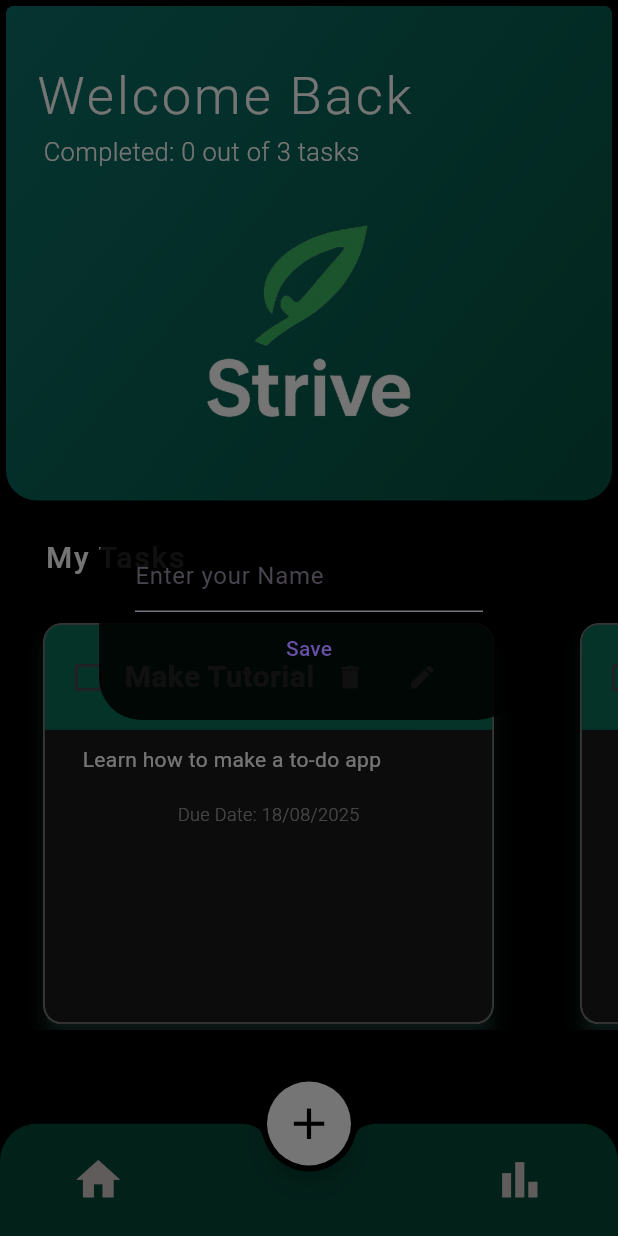
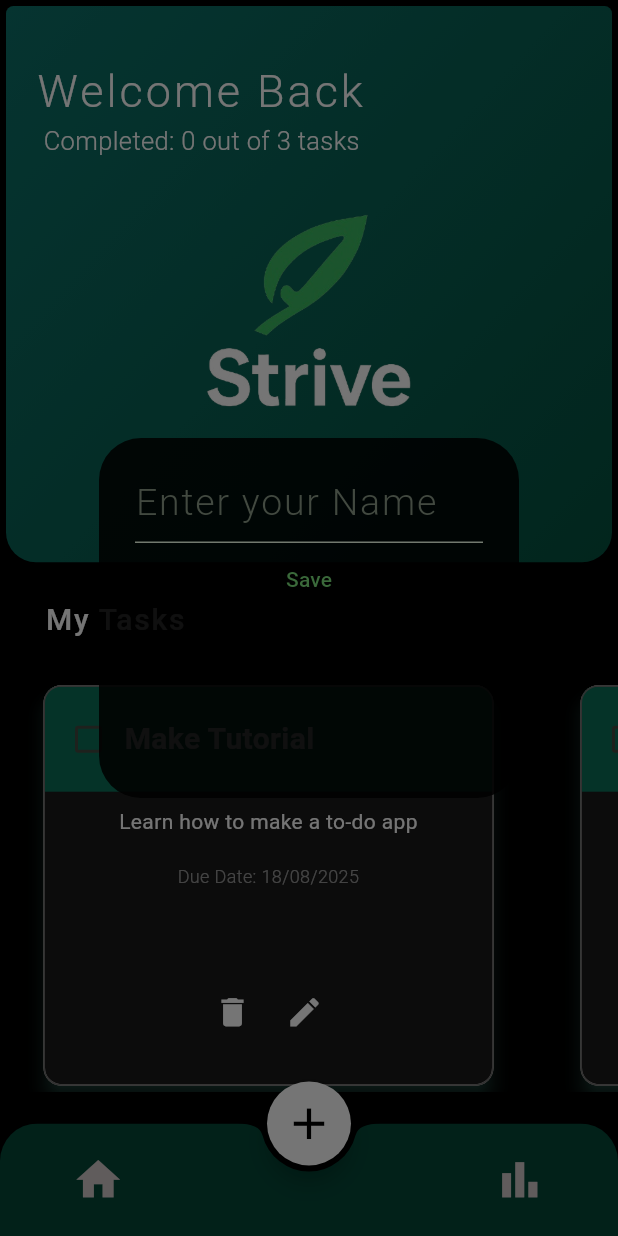
Before and after one commit to TsalemisIasonas/Assignments, a Flutter app: the screen it shows after launch, on a phone screen of 412 x 824 dp. Run offline on Flutter 3.47's test engine with Material 3 defaults, Android fonts, the phone set to English and light mode, and no system bars; our stand-ins replace fl_chart, hive_flutter; accounts and stored records are empty.

Commit message:
UI updates

```diff
--- a/lib/constants/colors.dart
+++ b/lib/constants/colors.dart
@@ -15,6 +15,6 @@ Color backgroundColor = const Color.fromARGB(255, 0, 0, 0);
 Color textColor = const Color.fromARGB(255, 255, 255, 255);
 
 
-Color gradientColor1 = const Color.fromARGB(255, 4, 81, 63);
-Color gradientColor2 = const Color.fromARGB(255, 12, 113, 105);
-Color gradientColor3 = const Color.fromARGB(255, 75, 171, 149);
+Color gradientColor1 = const Color.fromARGB(255, 4, 81, 19);
+Color gradientColor2 = const Color.fromARGB(255, 6, 117, 28);
+Color gradientColor3 = const Color.fromARGB(255, 10, 182, 44);
--- a/lib/main.dart
+++ b/lib/main.dart
@@ -1,6 +1,7 @@
 import 'package:flutter/material.dart';
 import 'package:hive_flutter/hive_flutter.dart';
 import 'pages/home_page.dart';
+import '../constants/colors.dart';
 
 void main() async {
   // init the hive
@@ -18,10 +19,14 @@ class MyApp extends StatelessWidget {
 
   @override
   Widget build(BuildContext context) {
-    return const MaterialApp(
+    return MaterialApp(
       debugShowCheckedModeBanner: false,
-      home: HomePage(),
-      // theme: ThemeData(primarySwatch: Colors.yellow),
+      home: const HomePage(),
+      theme: ThemeData(
+        colorScheme: ColorScheme.fromSeed(
+            seedColor: const Color.fromARGB(255, 77, 145, 79)), // sets primary & secondary colors
+        primaryColor: lightGreen,
+      ),
     );
   }
 }
--- a/lib/pages/home_page.dart
+++ b/lib/pages/home_page.dart
@@ -139,6 +139,7 @@ class _HomePageState extends State<HomePage> {
 
   @override
   Widget build(BuildContext context) {
+    final double height = MediaQuery.of(context).size.height;
     return Scaffold(
       resizeToAvoidBottomInset: false,
       extendBodyBehindAppBar: true,
@@ -163,7 +164,7 @@ class _HomePageState extends State<HomePage> {
           Padding(
             padding: const EdgeInsets.all(4.0),
             child: Container(
-              height: MediaQuery.of(context).size.height * 0.4,
+              height: height * 0.45,
               width: double.infinity,
               decoration: BoxDecoration(
                 gradient: LinearGradient(
@@ -188,12 +189,12 @@ class _HomePageState extends State<HomePage> {
                     padding: const EdgeInsets.only(left: 20.0, top: 35.0),
                     child: Text(
                       db.userName != null
-                      ?"Welcome Back, ${db.userName}"
-                      : "Welcome Back",
+                          ? "Hi, ${db.userName.toString()[0].toUpperCase() + db.userName.toString().substring(1)}"
+                          : "Welcome Back",
                       style: TextStyle(
                         color: textColor,
                         letterSpacing: 2,
-                        fontSize: 35,
+                        fontSize: 30,
                         fontWeight: FontWeight.w300,
                       ),
                     ),
--- a/lib/util/dialog_box.dart
+++ b/lib/util/dialog_box.dart
@@ -104,6 +104,7 @@ class _DialogBoxState extends State<DialogBox>
             height: height,
             width: width,
             child: Column(
+              mainAxisAlignment: MainAxisAlignment.center,
               children: [
                 Row(
                   mainAxisAlignment: MainAxisAlignment.start,
@@ -167,17 +168,17 @@ class _DialogBoxState extends State<DialogBox>
                 TextButton(
                   onPressed: _pickDateTime,
                   child: Column(
-                    crossAxisAlignment: CrossAxisAlignment.end,
+                    crossAxisAlignment: CrossAxisAlignment.center,
                     children: [
                       Text("Pick Time & Date",
                           style: TextStyle(
                               color: lightGreen,
                               fontWeight: FontWeight.w200,
-                              fontSize: 25)),
+                              fontSize: 20)),
                       const SizedBox(width: 15),
                       if (selectedDateTime != null)
                         Text(
-                          "${selectedDateTime!.toLocal()}".split('.')[0],
+                          "Time and Date Selected",
                           style: TextStyle(color: darkGreen),
                         ),
                     ],
--- a/lib/util/todo_tile.dart
+++ b/lib/util/todo_tile.dart
@@ -34,7 +34,8 @@ class ToDoTile extends StatelessWidget {
         child: ClipRRect(
           borderRadius: BorderRadius.circular(12),
           child: Container(
-            width: 300, // FIX: set fixed width to avoid infinite width error
+            constraints: const BoxConstraints(maxWidth: 300),
+            width: 300,
             decoration: BoxDecoration(
               color: tileBackgroundColor,
               borderRadius: BorderRadius.circular(12),
@@ -44,13 +45,14 @@ class ToDoTile extends StatelessWidget {
               ),
             ),
             child: Column(
-              crossAxisAlignment: CrossAxisAlignment.start,
+              crossAxisAlignment: CrossAxisAlignment.center,
               children: [
                 Container(
                   height: 70,
                   padding: const EdgeInsets.all(5),
                   color: tileHeaderColor,
                   child: Row(
+                    mainAxisAlignment: MainAxisAlignment.start,
                     children: [
                       Checkbox(
                         value: taskCompleted,
@@ -58,11 +60,11 @@ class ToDoTile extends StatelessWidget {
                         activeColor: Colors.white,
                         checkColor: Colors.black,
                       ),
-                      Flexible(
+                      Expanded(
                         child: Text(
+                          taskTitle[0].toUpperCase() + taskTitle.substring(1),
                           overflow: TextOverflow.ellipsis,
                           maxLines: 1,
-                          taskTitle[0].toUpperCase() + taskTitle.substring(1),
                           style: TextStyle(
                             color: textColor,
                             fontWeight: FontWeight.w600,
@@ -70,31 +72,18 @@ class ToDoTile extends StatelessWidget {
                           ),
                         ),
                       ),
-                      IconButton(
-                        padding: EdgeInsets.zero,
-                        onPressed: deleteFunction,
-                        icon: const Icon(Icons.delete,
-                            color: Colors.white, size: 20),
-                      ),
-                      IconButton(
-                        padding: EdgeInsets.zero,
-                        onPressed: editFunction,
-                        icon: const Icon(Icons.edit,
-                            color: Colors.white, size: 20),
-                      ),
                     ],
                   ),
                 ),
-                Container(
+                Padding(
                   padding:
                       const EdgeInsets.symmetric(horizontal: 25, vertical: 10),
-                  color: tileBackgroundColor,
-                  child: Expanded(
                   child: Text(
-                      overflow: TextOverflow.ellipsis,
                     taskContent.isNotEmpty
                         ? taskContent[0] + taskContent.substring(1)
                         : 'No content to show',
+                    textAlign: TextAlign.center,
+                    overflow: TextOverflow.ellipsis,
                     style: TextStyle(
                       color: textColor,
                       fontWeight: FontWeight.w400,
@@ -104,23 +93,38 @@ class ToDoTile extends StatelessWidget {
                     ),
                   ),
                 ),
-                ),
-
-                // Bottom datetime center aligned
-                Container(
+                Padding(
                   padding: const EdgeInsets.symmetric(vertical: 8),
-                  alignment: Alignment.center,
                   child: Text(
                     "Due Date: "
                     "${taskDateTime.day.toString().padLeft(2, '0')}/"
                     "${taskDateTime.month.toString().padLeft(2, '0')}/"
                     "${taskDateTime.year}",
+                    textAlign: TextAlign.center,
                     style: const TextStyle(
                       color: Colors.white54,
                       fontSize: 12,
                       fontWeight: FontWeight.w300,
                     ),
                   ),
+                ),
+                const SizedBox(height: 50),
+                Row(
+                  mainAxisAlignment: MainAxisAlignment.center,
+                  children: [
+                    IconButton(
+                      padding: EdgeInsets.zero,
+                      onPressed: deleteFunction,
+                      icon: const Icon(Icons.delete,
+                          color: Colors.white, size: 25),
+                    ),
+                    IconButton(
+                      padding: EdgeInsets.zero,
+                      onPressed: editFunction,
+                      icon:
+                          const Icon(Icons.edit, color: Colors.white, size: 25),
+                    ),
+                  ],
                 ),
               ],
             ),
--- a/lib/util/username_dialog_box.dart
+++ b/lib/util/username_dialog_box.dart
@@ -12,11 +12,19 @@ class UsernameDialogBox extends StatelessWidget {
   Widget build(BuildContext context) {
     return AlertDialog(
       backgroundColor: Colors.black87,
-      content: Column(
+      content: SizedBox(
+        width: 200,
+        height: 200,
+        child: Column(
           mainAxisSize: MainAxisSize.min,
           children: [
             TextField(
               controller: userNameController,
+              style: const TextStyle(
+                  color: Colors.white,
+                  fontSize: 25,
+                  fontWeight: FontWeight.w300,
+                  letterSpacing: 1.2),
               decoration: const InputDecoration(
                 hintText: "Enter your Name",
               ),
@@ -31,6 +39,7 @@ class UsernameDialogBox extends StatelessWidget {
             ),
           ],
         ),
+      ),
     );
   }
 }
```
Lines whose indentation alone changed are shown as unchanged.
